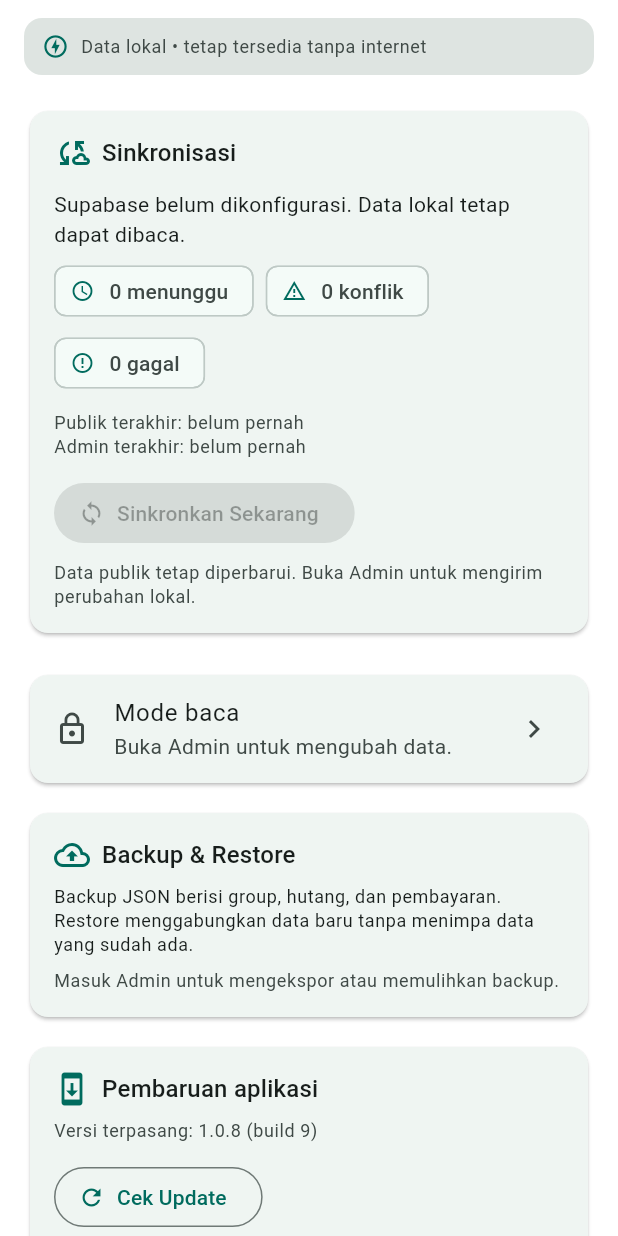
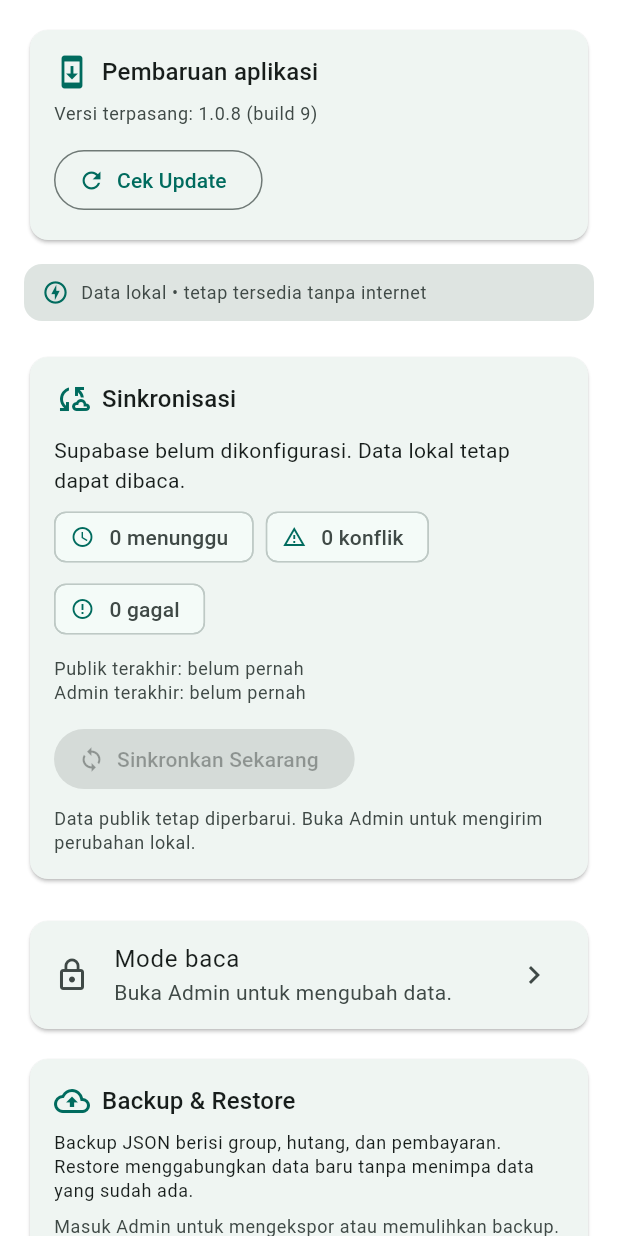
Before and after one commit to alamsyahkuba/debt_reminder, a Flutter app: the SettingsScreen screen opened directly, on a phone screen of 412 x 824 dp. Run offline on Flutter 3.47's test engine with Material 3 defaults, Android fonts, the phone set to English and light mode, and no system bars; our stand-ins replace connectivity_plus, drift, drift_flutter, file_picker, flutter_local_notifications, flutter_riverpod and 6 more; missing offline and left inert: workmanager; accounts and stored records are empty.

Commit message:
Move update card to top of settings
The Pembaruan aplikasi card now appears first on the Settings page
for public and admin users, with a widget test asserting its
position above sync.

```diff
--- a/lib/features/settings/presentation/settings_screen.dart
+++ b/lib/features/settings/presentation/settings_screen.dart
@@ -33,6 +33,10 @@ class SettingsScreen extends ConsumerWidget {
       body: ListView(
         padding: const EdgeInsets.only(bottom: 48),
         children: <Widget>[
+          const Padding(
+            padding: EdgeInsets.fromLTRB(16, 16, 16, 0),
+            child: AppUpdateCard(),
+          ),
           const LocalDataNotice(),
           Padding(
             padding: const EdgeInsets.fromLTRB(16, 16, 16, 0),
@@ -189,10 +193,6 @@ class SettingsScreen extends ConsumerWidget {
           Padding(
             padding: const EdgeInsets.fromLTRB(16, 12, 16, 0),
             child: _BackupCard(enabled: isAdmin),
-          ),
-          const Padding(
-            padding: EdgeInsets.fromLTRB(16, 12, 16, 0),
-            child: AppUpdateCard(),
           ),
           Padding(
             padding: const EdgeInsets.fromLTRB(16, 12, 16, 0),
```
Also changed, not shown: 4 other files.
